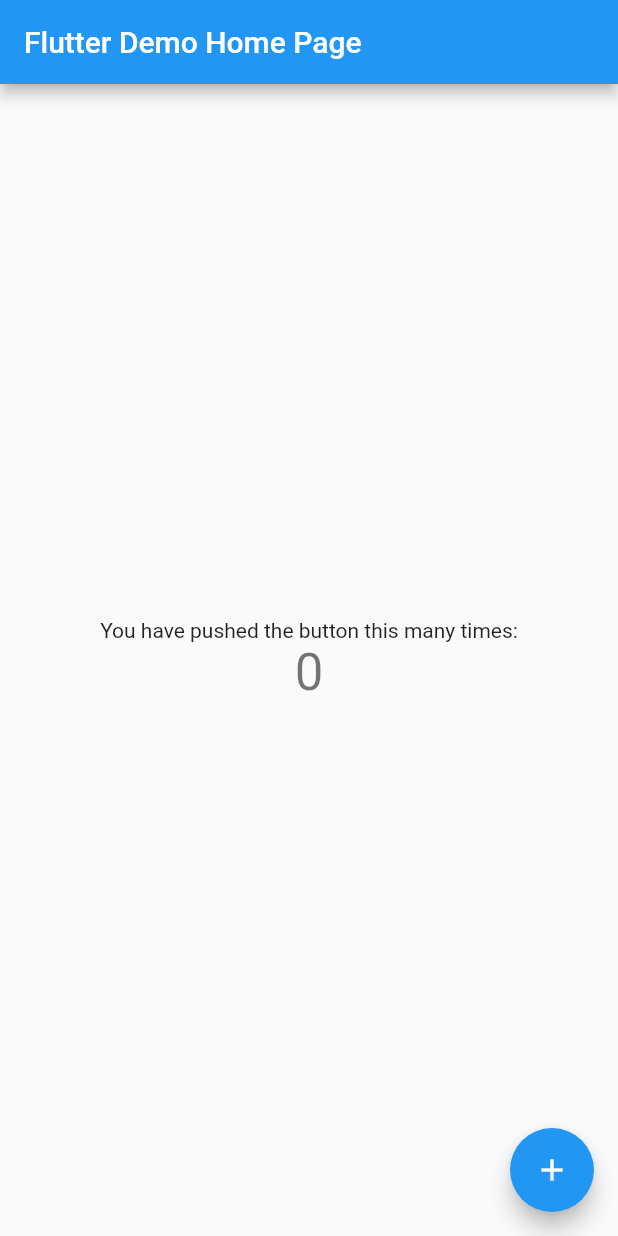
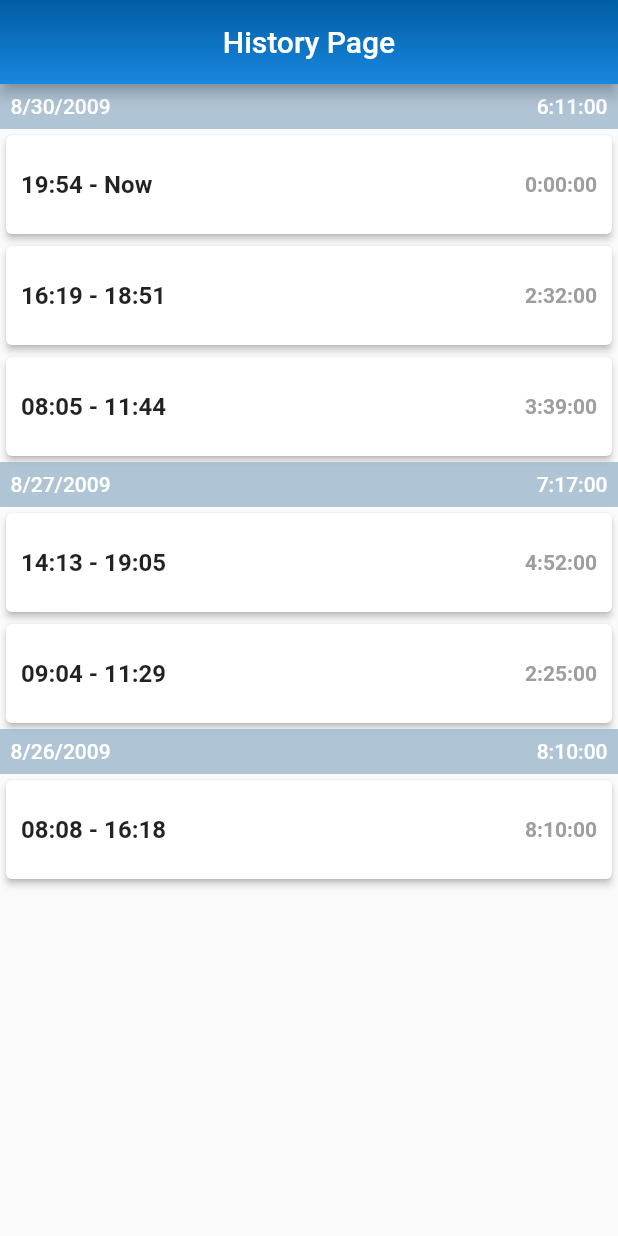
Before and after one commit to HabibLewhe/projet_ter, a Flutter app: the screen it shows after launch, on a phone screen of 412 x 824 dp. Run offline on Flutter 3.47's test engine with Material 2 defaults, Android fonts, the phone set to English and light mode, and no system bars; drawn by our look-alikes of grouped_list.

Commit message:
"history and details 11.03.2023"

```diff
--- a/time_tracker_ter/lib/main.dart
+++ b/time_tracker_ter/lib/main.dart
@@ -1,4 +1,8 @@
 import 'package:flutter/material.dart';
+import 'package:time_tracker_ter/timeDetails.dart';
+import 'deroulementTache.dart';
+import 'package:grouped_list/grouped_list.dart';
+import 'package:intl/intl.dart';
 
 void main() {
   runApp(const MyApp());
@@ -13,33 +17,17 @@
     return MaterialApp(
       title: 'Flutter Demo',
       theme: ThemeData(
-        // This is the theme of your application.
-        //
-        // Try running your application with "flutter run". You'll see the
-        // application has a blue toolbar. Then, without quitting the app, try
-        // changing the primarySwatch below to Colors.green and then invoke
-        // "hot reload" (press "r" in the console where you ran "flutter run",
-        // or simply save your changes to "hot reload" in a Flutter IDE).
-        // Notice that the counter didn't reset back to zero; the application
-        // is not restarted.
         primarySwatch: Colors.blue,
+        visualDensity: VisualDensity.adaptivePlatformDensity,
       ),
-      home: const MyHomePage(title: 'Flutter Demo Home Page'),
+      home: const MyHomePage(title: 'History Page'),
+      debugShowCheckedModeBanner: false,
     );
   }
 }
 
 class MyHomePage extends StatefulWidget {
   const MyHomePage({super.key, required this.title});
-
-  // This widget is the home page of your application. It is stateful, meaning
-  // that it has a State object (defined below) that contains fields that affect
-  // how it looks.
-
-  // This class is the configuration for the state. It holds the values (in this
-  // case the title) provided by the parent (in this case the App widget) and
-  // used by the build method of the State. Fields in a Widget subclass are
-  // always marked "final".
 
   final String title;
 
@@ -48,68 +36,186 @@
 }
 
 class _MyHomePageState extends State<MyHomePage> {
-  int _counter = 0;
+  late List _elements;
 
-  void _incrementCounter() {
-    setState(() {
-      // This call to setState tells the Flutter framework that something has
-      // changed in this State, which causes it to rerun the build method below
-      // so that the display can reflect the updated values. If we changed
-      // _counter without calling setState(), then the build method would not be
-      // called again, and so nothing would appear to happen.
-      _counter++;
-    });
+  static const Color _mainColor = Color.fromRGBO(0, 93, 164, 1);
+  static const Color _sndColor = Color.fromRGBO(0, 93, 164, .25);
+  static const Color _trdColor = Color.fromRGBO(150, 178, 200, 0.75);
+
+  late int hours;
+  late int minutes;
+
+  @override
+  void initState() {
+    // TODO: implement initState
+    super.initState();
+
+    _elements = [
+      {
+        'date_debut': DateTime(2009, 8, 30, 19, 54),
+        'date_fin': null,
+        'latitude': 0.0,
+        'longitude': 0.0
+      },
+      {
+        'date_debut': DateTime(2009, 8, 30, 16, 19),
+        'date_fin': DateTime(2009, 8, 30, 18, 51),
+        'latitude': 0.0,
+        'longitude': 0.0
+      },
+      {
+        'date_debut': DateTime(2009, 8, 30, 08, 05),
+        'date_fin': DateTime(2009, 8, 30, 11, 44),
+        'latitude': 0.0,
+        'longitude': 0.0
+      },
+      {
+        'date_debut': DateTime(2009, 8, 27, 14, 13),
+        'date_fin': DateTime(2009, 8, 27, 19, 05),
+        'latitude': 0.0,
+        'longitude': 0.0
+      },
+      {
+        'date_debut': DateTime(2009, 8, 27, 09, 04),
+        'date_fin': DateTime(2009, 8, 27, 11, 29),
+        'latitude': 0.0,
+        'longitude': 0.0
+      },
+      {
+        'date_debut': DateTime(2009, 8, 26, 08, 08),
+        'date_fin': DateTime(2009, 8, 26, 16, 18),
+        'latitude': 0.0,
+        'longitude': 0.0
+      },
+    ];
+  }
+
+  String shwoTimeInterval(var datedebut, var datefin) {
+    Duration intervalDuration = const Duration();
+    String strResult = "";
+
+    if (datefin != null) {
+      intervalDuration = datefin.difference(datedebut);
+    }
+    strResult +=
+    "${intervalDuration.inHours}:${(intervalDuration.inMinutes % 60).toString().padLeft(2, '0')}:${(intervalDuration.inSeconds % 60).toString().padLeft(2, '0')}";
+    return strResult;
+  }
+
+  Duration sumDuration(String group) {
+    String date = "";
+    int totalMicroseconds = 0;
+    late Duration duration;
+
+    for (final elt in _elements) {
+      date = DateFormat('yMd').format(elt['date_debut']);
+      if (date == group && elt['date_fin'] != null) {
+        duration = elt['date_fin'].difference(elt['date_debut']);
+        totalMicroseconds += duration.inMicroseconds;
+      }
+    }
+    return Duration(microseconds: totalMicroseconds);
+  }
+
+  bool dateFinChecker(var date) {
+    return (date == null);
   }
 
   @override
   Widget build(BuildContext context) {
-    // This method is rerun every time setState is called, for instance as done
-    // by the _incrementCounter method above.
-    //
-    // The Flutter framework has been optimized to make rerunning build methods
-    // fast, so that you can just rebuild anything that needs updating rather
-    // than having to individually change instances of widgets.
     return Scaffold(
       appBar: AppBar(
-        // Here we take the value from the MyHomePage object that was created by
-        // the App.build method, and use it to set our appbar title.
         title: Text(widget.title),
-      ),
-      body: Center(
-        // Center is a layout widget. It takes a single child and positions it
-        // in the middle of the parent.
-        child: Column(
-          // Column is also a layout widget. It takes a list of children and
-          // arranges them vertically. By default, it sizes itself to fit its
-          // children horizontally, and tries to be as tall as its parent.
-          //
-          // Invoke "debug painting" (press "p" in the console, choose the
-          // "Toggle Debug Paint" action from the Flutter Inspector in Android
-          // Studio, or the "Toggle Debug Paint" command in Visual Studio Code)
-          // to see the wireframe for each widget.
-          //
-          // Column has various properties to control how it sizes itself and
-          // how it positions its children. Here we use mainAxisAlignment to
-          // center the children vertically; the main axis here is the vertical
-          // axis because Columns are vertical (the cross axis would be
-          // horizontal).
-          mainAxisAlignment: MainAxisAlignment.center,
-          children: <Widget>[
-            const Text(
-              'You have pushed the button this many times:',
-            ),
-            Text(
-              '$_counter',
-              style: Theme.of(context).textTheme.headline4,
-            ),
-          ],
+        centerTitle: true,
+        flexibleSpace: Container(
+          decoration: const BoxDecoration(
+            gradient: LinearGradient(
+                begin: Alignment.topCenter,
+                end: Alignment.bottomCenter,
+                colors: [_mainColor, _sndColor]),
+          ),
         ),
       ),
-      floatingActionButton: FloatingActionButton(
-        onPressed: _incrementCounter,
-        tooltip: 'Increment',
-        child: const Icon(Icons.add),
-      ), // This trailing comma makes auto-formatting nicer for build methods.
+      body: GroupedListView<dynamic, String>(
+        elements: _elements,
+        groupBy: (element) =>
+            DateFormat('yMd').format(element['date_debut']),
+        groupSeparatorBuilder: (String groupByValue) => Container(
+          width: double.infinity,
+          padding: const EdgeInsets.all(7),
+          color: _trdColor,
+          child: Row(
+            children: [
+              Expanded(
+                child: Text(
+                  groupByValue,
+                  style: const TextStyle(
+                    color: Colors.white,
+                    fontWeight: FontWeight.w500,
+                  ),
+                  textAlign: TextAlign.start,
+                ),
+              ),
+              Expanded(
+                child: Text(
+                  "${(sumDuration(groupByValue).inHours).toString()}:"
+                      "${(sumDuration(groupByValue).inMinutes % 60).toString().padLeft(2, '0')}:"
+                      "${(sumDuration(groupByValue).inSeconds % 60).toString().padLeft(2, '0')}",
+                  style: const TextStyle(
+                    color: Colors.white,
+                    fontWeight: FontWeight.w500,
+                  ),
+                  textAlign: TextAlign.end,
+                ),
+              ),
+            ],
+          ),
+        ),
+        itemBuilder: (context, dynamic element) => Card(
+          elevation: 2,
+          child: ListTile(
+            contentPadding: const EdgeInsets.fromLTRB(10, 5, 10, 5),
+            title: Text(
+              dateFinChecker(element['date_fin'])
+              //Hm
+              //'kk:mm'
+                  ? "${DateFormat('Hm').format(element['date_debut'])} - Now"
+                  : "${DateFormat('Hm').format(element['date_debut'])} - "
+                  "${DateFormat('Hm').format(element['date_fin'])}",
+              style: const TextStyle(
+                fontWeight: FontWeight.bold,
+              ),
+            ),
+            trailing: Text(
+              shwoTimeInterval(element['date_debut'], element['date_fin']),
+              style: const TextStyle(
+                  color: Colors.grey, fontWeight: FontWeight.bold),
+            ),
+            onTap: () {
+              Navigator.push(
+                  context,
+                  MaterialPageRoute(
+                      builder: (context) => TimeDetailsPage(
+                        title: widget.title,
+                        start: "${DateFormat('yMMMEd').format(element['date_debut'])} "
+                            "${DateFormat('Hm').format(element['date_debut'])}",
+                        end: DateFormat('Hm').format(element['date_fin']),
+                        duration: shwoTimeInterval(element['date_debut'], element['date_fin']),
+                      )
+                  )
+              );
+            },
+          ),
+        ),
+        itemComparator: (item1, item2) =>
+            (item1['date_debut']).compareTo(item2['date_debut']),
+        // optional
+        useStickyGroupSeparators: true,
+        // optional
+        floatingHeader: true,
+        // optional
+        order: GroupedListOrder.DESC, // optional
+      ),
     );
   }
 }
--- a/time_tracker_ter/pubspec.yaml
+++ b/time_tracker_ter/pubspec.yaml
@@ -36,6 +36,8 @@
   # The following adds the Cupertino Icons font to your application.
   # Use with the CupertinoIcons class for iOS style icons.
   cupertino_icons: ^1.0.2
+  grouped_list: ^5.1.2
+  intl: ^0.18.0
 
 dev_dependencies:
   flutter_test:
```
Also changed, not shown: time_tracker_ter/lib/deroulementTache.dart (added, +9 -0 lines), time_tracker_ter/lib/timeDetails.dart (added, +161 -0 lines), time_tracker_ter/pubspec.lock.
